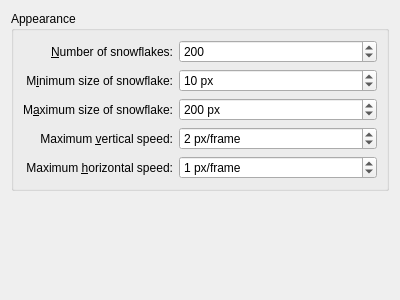
Qt form effects/snow_config.ui (KDE/kwin) before a commit.
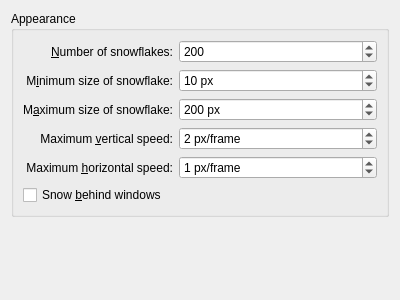
The same form after that commit. Custom widgets are drawn as their Qt base class.

Commit message: Option to snow behind windows and small performance improvement by using a glList

The edit to the form file:
```diff
--- a/effects/snow_config.ui
+++ b/effects/snow_config.ui
@@ -179,6 +179,13 @@
         </property>
        </widget>
       </item>
+      <item row="5" column="0" >
+       <widget class="QCheckBox" name="snowBehindWindows" >
+        <property name="text" >
+         <string>Snow &amp;behind windows</string>
+        </property>
+       </widget>
+      </item>
      </layout>
     </widget>
    </item>
```
The commit also changes 3 other files.
